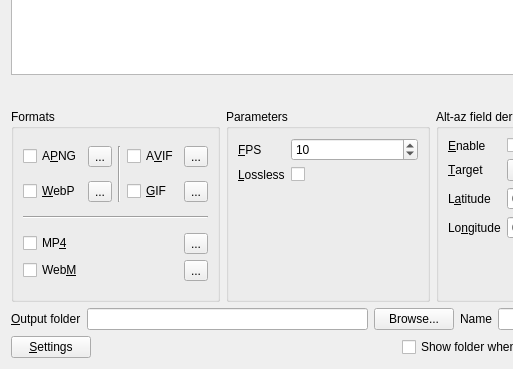
The window that mainframe.ui (EthanChappel/HQ-Animate) describes before a commit, drawn with Qt 5; both pictures show x 0 to 513 and y 231 to 600 of the 650 by 600 pixel window.
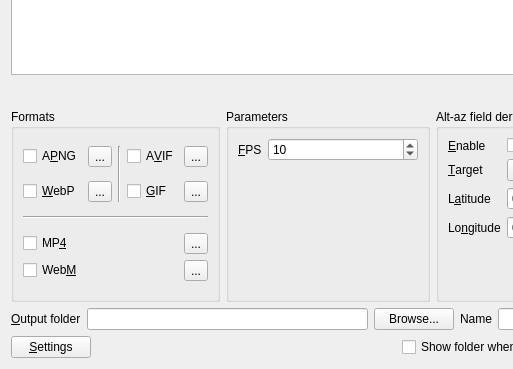
The same window after the commit.

Patch:
```diff
--- a/mainframe.ui
+++ b/mainframe.ui
@@ -808,29 +808,6 @@
           </property>
          </widget>
         </item>
-        <item row="1" column="0">
-         <widget class="QLabel" name="lossless_label">
-          <property name="text">
-           <string>&amp;Lossless</string>
-          </property>
-          <property name="buddy">
-           <cstring>lossless_check</cstring>
-          </property>
-         </widget>
-        </item>
-        <item row="1" column="1">
-         <widget class="QCheckBox" name="lossless_check">
-          <property name="sizePolicy">
-           <sizepolicy hsizetype="Fixed" vsizetype="Fixed">
-            <horstretch>0</horstretch>
-            <verstretch>0</verstretch>
-           </sizepolicy>
-          </property>
-          <property name="text">
-           <string/>
-          </property>
-         </widget>
-        </item>
        </layout>
       </widget>
      </item>
```
Left out of the diff: 1 changed line with no effect on the pictures.
